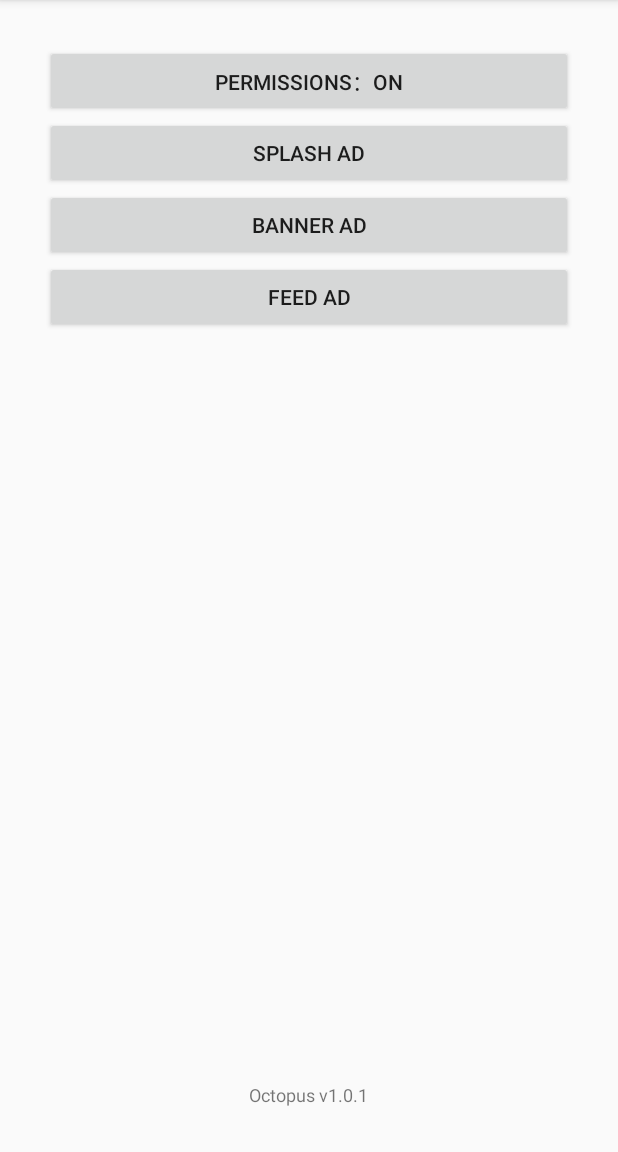
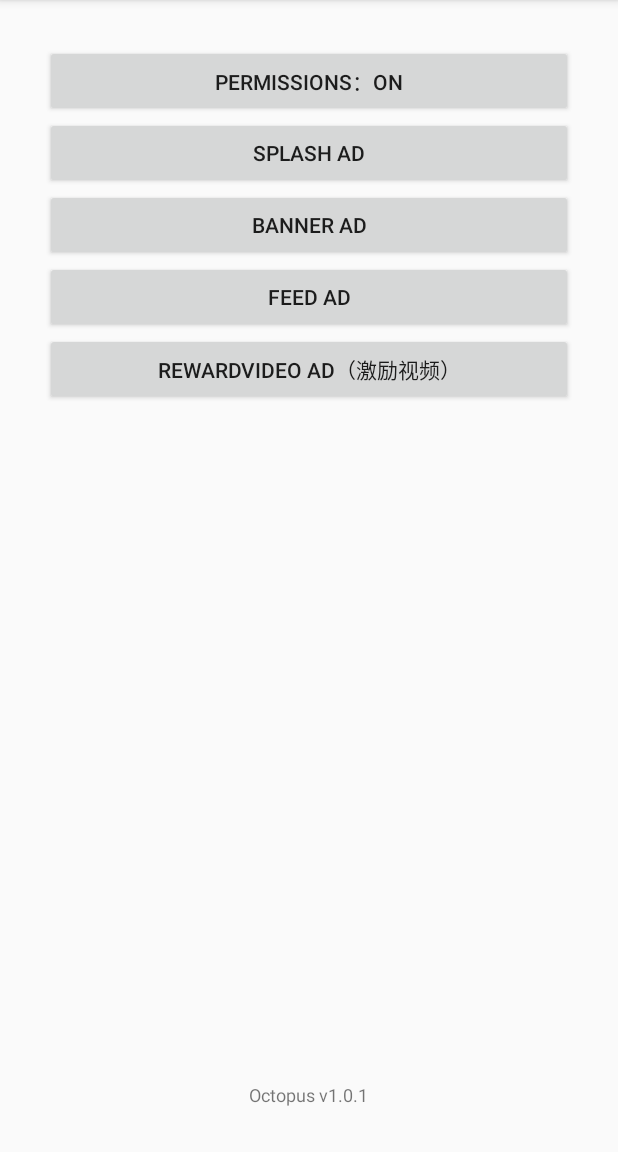
Before and after one commit to dorunad/OctopusSDKDemo, an Android app: the MainActivity screen opened directly, with no data from a screen before it, on a phone screen of 412 x 824 dp, the part 84-1236 px from its top. Run offline under Robolectric (Android 15) with nearby library versions, the phone set to English and light mode, and no system bars; our stand-ins replace data binding; libraries missing offline, so code that uses them is left out: com.dorunad.octopus.

Commit message:
增加激励视频广告

```diff
--- a/app/src/main/res/layout/activity_main.xml
+++ b/app/src/main/res/layout/activity_main.xml
@@ -16,28 +16,35 @@
             android:layout_width="match_parent"
             android:layout_height="wrap_content"
             android:onClick="onClick"
-            android:text="PERMISSIONS：OFF" />
+            android:text="@string/permissions_off" />
 
         <Button
             android:id="@+id/btn_splash"
             android:layout_width="match_parent"
             android:layout_height="wrap_content"
             android:onClick="onClick"
-            android:text="Splash AD" />
+            android:text="@string/splash_ad" />
 
         <Button
             android:id="@+id/btn_banner"
             android:layout_width="match_parent"
             android:layout_height="wrap_content"
             android:onClick="onClick"
-            android:text="Banner AD" />
+            android:text="@string/banner_ad" />
 
         <Button
             android:id="@+id/btn_feed"
             android:layout_width="match_parent"
             android:layout_height="wrap_content"
             android:onClick="onClick"
-            android:text="FEED AD" />
+            android:text="@string/feed_ad" />
+
+        <Button
+            android:id="@+id/btn_reward_video"
+            android:layout_width="match_parent"
+            android:layout_height="wrap_content"
+            android:onClick="onClick"
+            android:text="@string/rewardvideo_ad" />
 
         <!--say Hello-->
         <TextView
@@ -45,7 +52,7 @@
             android:layout_height="0dp"
             android:layout_weight="1"
             android:gravity="bottom"
-            android:text="Octopus v1.0.1"
+            android:text="@string/octopus_v1_0_1"
             android:textSize="12sp" />
 
     </LinearLayout>
--- a/app/src/main/res/values/strings.xml
+++ b/app/src/main/res/values/strings.xml
@@ -1,3 +1,10 @@
 <resources>
     <string name="app_name">Octopus Demo</string>
+    <string name="permissions_off">PERMISSIONS：OFF</string>
+    <string name="permissions_on">PERMISSIONS：ON</string>
+    <string name="splash_ad">Splash AD</string>
+    <string name="banner_ad">Banner AD</string>
+    <string name="feed_ad">FEED AD</string>
+    <string name="octopus_v1_0_1">Octopus v1.0.1</string>
+    <string name="rewardvideo_ad">REWARDVIDEO AD（激励视频）</string>
 </resources>
```
Also changed, not shown: app/build.gradle (+6 -5 lines), app/src/main/AndroidManifest.xml (+6 -8 lines), app/src/main/java/com/dorunad/lxad/BannerActivity.java (+7 -4 lines), app/src/main/java/com/dorunad/lxad/FeedListActivity.java (+6 -4 lines), app/src/main/java/com/dorunad/lxad/MainActivity.java (+9 -4 lines), app/src/main/java/com/dorunad/lxad/RewardVideoActivity.java (added, +150 -0 lines), app/src/main/res/layout/activity_reward_video.xml (added, +22 -0 lines), 3 other files.
